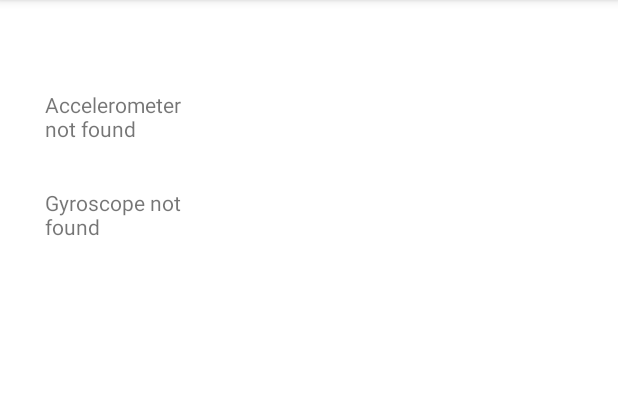
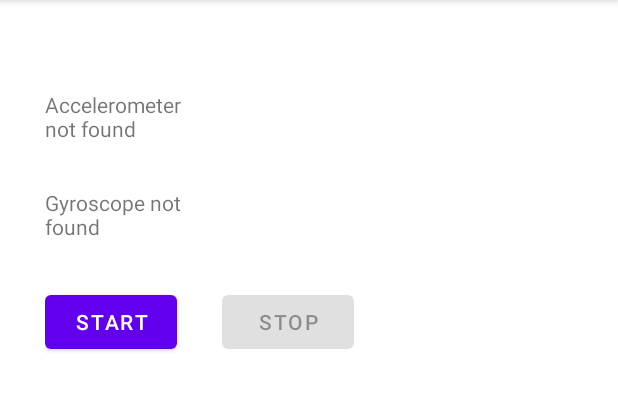
Before and after one commit to isabela-dominguez/AccelerometerAndGyroscope, an Android app: the screen it shows after launch (MainActivity), on a phone screen of 412 x 824 dp, the part 84-495 px from its top. Run offline under Robolectric (Android 15) with nearby library versions, the light colour scheme and no system bars.

Commit message:
Added stop and start button to import data to csv file

```diff
--- a/app/src/main/res/layout/activity_main.xml
+++ b/app/src/main/res/layout/activity_main.xml
@@ -69,6 +69,34 @@
     </LinearLayout>
 
 
+    <LinearLayout
+        android:layout_width="wrap_content"
+        android:layout_height="wrap_content"
+        android:orientation="horizontal"
+        android:id="@+id/thirdLayout"
+        android:layout_below= "@+id/firstLayout"
+        android:layout_marginTop="30sp"
+
+        >
+
+        <Button
+            android:layout_width="fill_parent"
+            android:layout_height="wrap_content"
+            android:layout_marginRight="30dp"
+            android:id="@+id/buttonStart"
+            android:enabled="true"
+            android:text="Start" />
+
+        <Button
+            android:layout_width="fill_parent"
+            android:layout_height="wrap_content"
+            android:layout_below="@id/buttonStart"
+            android:id="@+id/buttonStop"
+            android:enabled="false"
+            android:text="Stop" />
+
+    </LinearLayout>
+
 
 
 </LinearLayout>
```
Also changed, not shown: app/src/main/java/com/example/accelerometerandgyroscope/MainActivity.java (+116 -4 lines).
